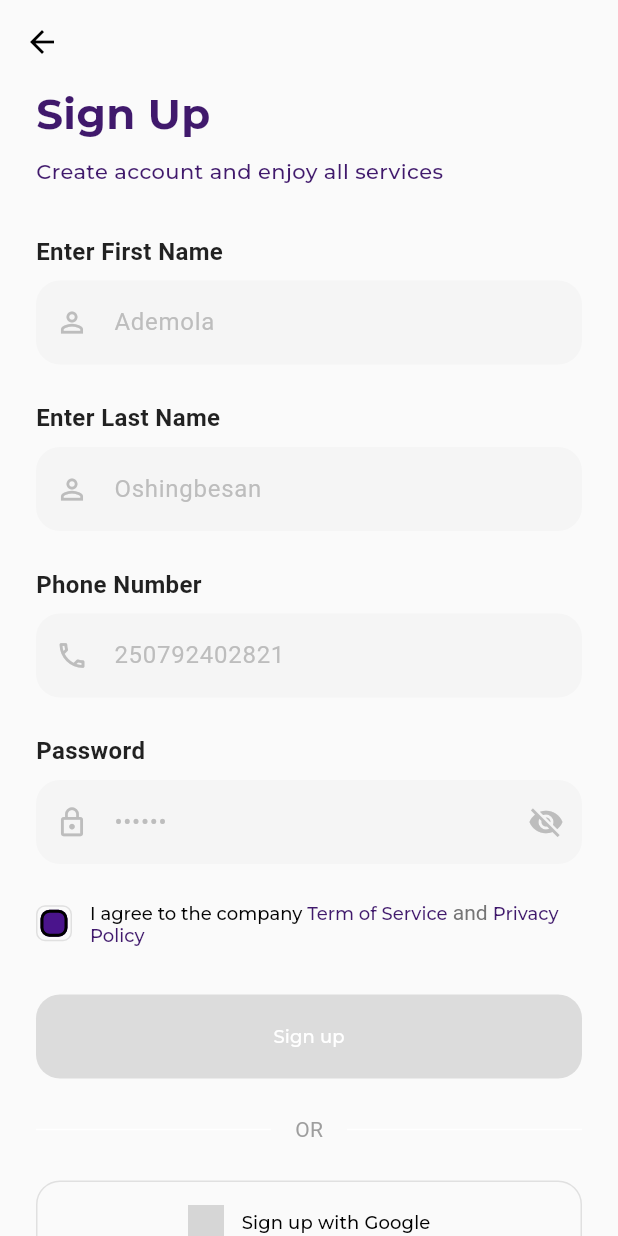
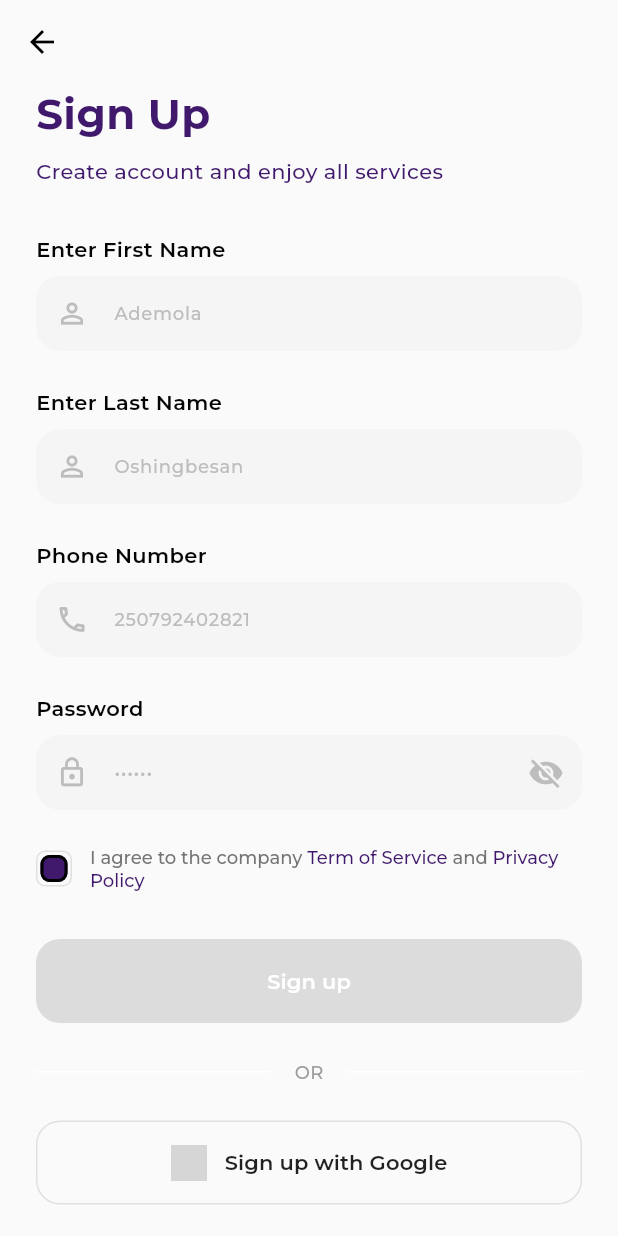
Before and after one commit to Adisa-Shobi/Xpanse, a Flutter app: the SignUpPage screen opened by its route, on a phone screen of 412 x 824 dp. Run offline on Flutter 3.47's test engine with Material 3 defaults, Android fonts, the light colour scheme and no system bars; our stand-ins replace get, percent_indicator; network calls fail; project files that could hold a hidden picture were left out; grey boxes are pictures that could not be loaded.

Commit message:
Merge branch 'main' into login-signup

```diff
--- a/xpanse_app/lib/views/auth/signup.dart
+++ b/xpanse_app/lib/views/auth/signup.dart
@@ -89,7 +89,8 @@ class _SignUpPageState extends State<SignUpPage> {
                   SizedBox(width: 8),
                   Text(
                     'Cool! You have very strong password',
-                    style: TextStyle(color: Colors.grey[600], fontSize: 14),
+                    style: AppTypography.bodyMedium
+                        .copyWith(color: Colors.grey[600]),
                   ),
                 ],
               ),
@@ -102,11 +103,11 @@ class _SignUpPageState extends State<SignUpPage> {
                   height: 24,
                   decoration: BoxDecoration(
                     color:
-                        _agreeToTerms ? Color(0xFF4A148C) : Colors.transparent,
+                        _agreeToTerms ? AppColors.primary : Colors.transparent,
                     borderRadius: BorderRadius.circular(6),
                     border: Border.all(
                       color:
-                          _agreeToTerms ? Color(0xFF4A148C) : Colors.grey[300]!,
+                          _agreeToTerms ? AppColors.primary : Colors.grey[300]!,
                     ),
                   ),
                   child: Checkbox(
@@ -114,7 +115,7 @@ class _SignUpPageState extends State<SignUpPage> {
                     onChanged: (value) {
                       setState(() => _agreeToTerms = value!);
                     },
-                    fillColor: MaterialStateProperty.all(Color(0xFF4A148C)),
+                    fillColor: MaterialStateProperty.all(AppColors.primary),
                     shape: RoundedRectangleBorder(
                       borderRadius: BorderRadius.circular(6),
                     ),
@@ -124,11 +125,10 @@ class _SignUpPageState extends State<SignUpPage> {
                 Expanded(
                   child: RichText(
                     text: TextSpan(
-                      style: TextStyle(color: Colors.grey[600], fontSize: 14),
+                      style: AppTypography.bodyMedium
+                          .copyWith(color: Colors.grey[600]),
                       children: [
-                        TextSpan(
-                            text: 'I agree to the company ',
-                            style: AppTypography.bodyMedium.copyWith()),
+                        TextSpan(text: 'I agree to the company '),
                         TextSpan(
                           text: 'Term of Service',
                           style: AppTypography.bodyMedium.copyWith(
@@ -141,10 +141,6 @@ class _SignUpPageState extends State<SignUpPage> {
                           style: AppTypography.bodyMedium.copyWith(
                             color: AppColors.primary,
                           ),
-                          // style: TextStyle(
-                          //   color: Color(0xFF4A148C),
-                          //   fontWeight: FontWeight.w600,
-                          // ),
                         ),
                       ],
                     ),
@@ -161,14 +157,9 @@ class _SignUpPageState extends State<SignUpPage> {
                   : null,
               child: Text(
                 'Sign up',
-                style: AppTypography.bodyMedium.copyWith(
+                style: AppTypography.button.copyWith(
                   color: Colors.white,
                 ),
-                // style: TextStyle(
-                //   fontSize: 16,
-                //   fontWeight: FontWeight.w600,
-                //   color: Colors.white,
-                // ),
               ),
               style: ElevatedButton.styleFrom(
                 backgroundColor: AppColors.primary,
@@ -184,7 +175,9 @@ class _SignUpPageState extends State<SignUpPage> {
                 Expanded(child: Divider()),
                 Padding(
                   padding: EdgeInsets.symmetric(horizontal: 16),
-                  child: Text('OR', style: TextStyle(color: Colors.grey[500])),
+                  child: Text('OR',
+                      style: AppTypography.caption
+                          .copyWith(color: Colors.grey[500])),
                 ),
                 Expanded(child: Divider()),
               ],
@@ -204,8 +197,8 @@ class _SignUpPageState extends State<SignUpPage> {
                   SizedBox(width: 12),
                   Text(
                     'Sign up with Google',
-                    style: AppTypography.bodyMedium.copyWith(
-                      color: Colors.black,
+                    style: AppTypography.button.copyWith(
+                      color: Colors.black87,
                     ),
                   ),
                 ],
@@ -224,8 +217,8 @@ class _SignUpPageState extends State<SignUpPage> {
               children: [
                 Text(
                   "Have an account? ",
-                  style: AppTypography.bodyLarge.copyWith(
-                    color: AppColors.primary,
+                  style: AppTypography.bodyMedium.copyWith(
+                    color: Colors.grey[600],
                   ),
                 ),
                 GestureDetector(
@@ -234,15 +227,9 @@ class _SignUpPageState extends State<SignUpPage> {
                   },
                   child: Text(
                     'Login',
-                    style: AppTypography.bodyMedium.copyWith(
+                    style: AppTypography.button.copyWith(
                       color: AppColors.primary,
-                      fontSize: 14,
                     ),
-                    // style: TextStyle(
-                    //   color: Color(0xFF4A148C),
-                    //   fontWeight: FontWeight.w600,
-                    //   fontSize: 14,
-                    // ),
                   ),
                 ),
               ],
@@ -266,11 +253,7 @@ class _SignUpPageState extends State<SignUpPage> {
       children: [
         Text(
           label,
-          style: TextStyle(
-            fontSize: 16,
-            fontWeight: FontWeight.w600,
-            color: Colors.black87,
-          ),
+          style: AppTypography.bodyLarge.copyWith(fontWeight: FontWeight.w600),
         ),
         SizedBox(height: 8),
         Container(
@@ -281,9 +264,11 @@ class _SignUpPageState extends State<SignUpPage> {
           child: TextField(
             controller: controller,
             keyboardType: keyboardType,
+            style: AppTypography.bodyMedium,
             decoration: InputDecoration(
               hintText: hintText,
-              hintStyle: TextStyle(color: Colors.grey[400]),
+              hintStyle:
+                  AppTypography.bodyMedium.copyWith(color: Colors.grey[400]),
               prefixIcon: Icon(icon, color: Colors.grey[400], size: 22),
               border: OutlineInputBorder(
                 borderRadius: BorderRadius.circular(16),
@@ -304,11 +289,7 @@ class _SignUpPageState extends State<SignUpPage> {
       children: [
         Text(
           'Password',
-          style: TextStyle(
-            fontSize: 16,
-            fontWeight: FontWeight.w600,
-            color: Colors.black87,
-          ),
+          style: AppTypography.bodyLarge.copyWith(fontWeight: FontWeight.w600),
         ),
         SizedBox(height: 8),
         Container(
@@ -322,9 +303,11 @@ class _SignUpPageState extends State<SignUpPage> {
             onChanged: (value) {
               setState(() => _password = value);
             },
+            style: AppTypography.bodyMedium,
             decoration: InputDecoration(
               hintText: '••••••',
-              hintStyle: TextStyle(color: Colors.grey[400]),
+              hintStyle:
+                  AppTypography.bodyMedium.copyWith(color: Colors.grey[400]),
               prefixIcon: Icon(
                 Icons.lock_outline,
                 color: Colors.grey[400],
```
Also changed, not shown: xpanse_app/lib/views/auth/login.dart (+27 -43 lines).
